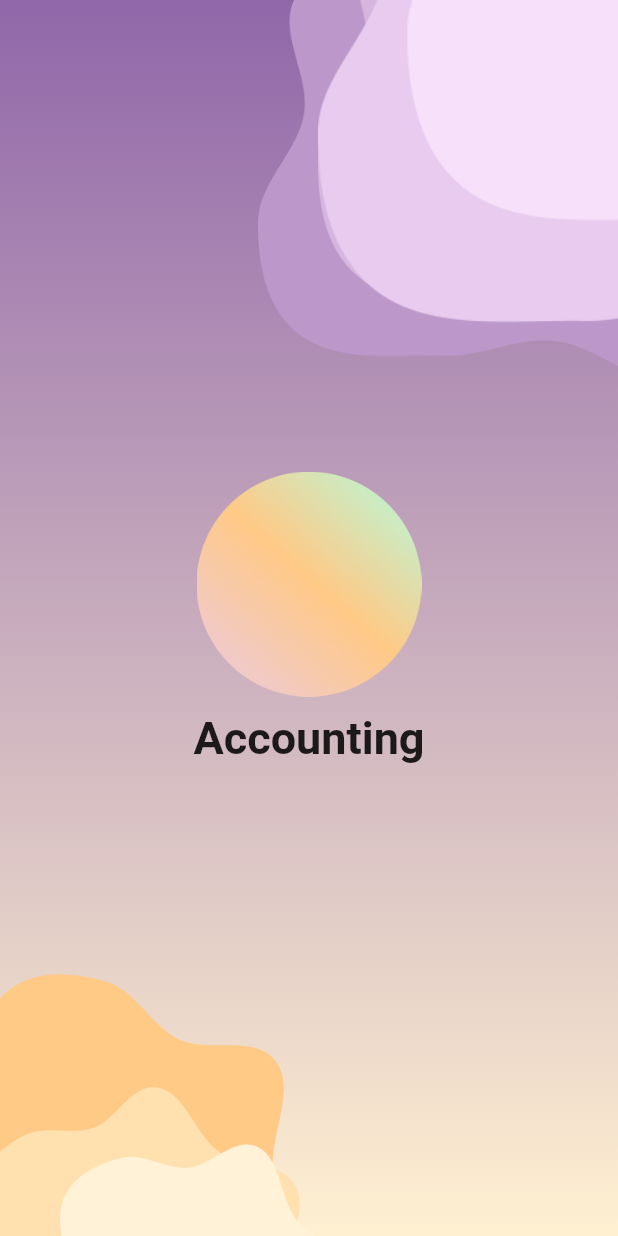
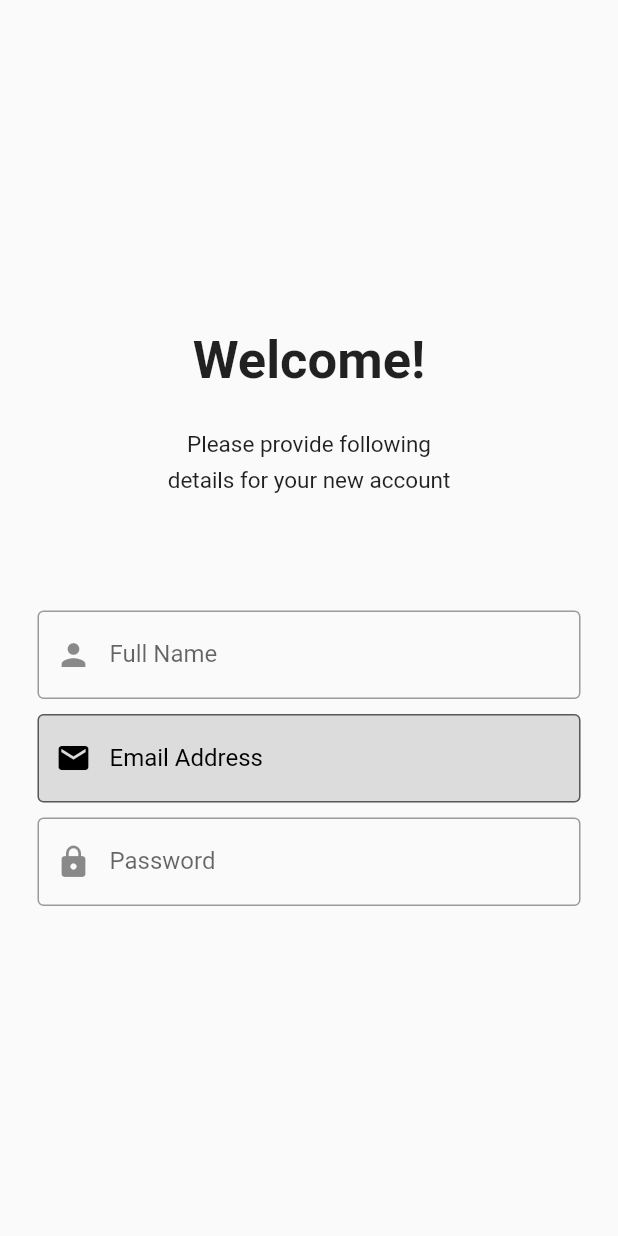
Before and after one commit to datarivers-mobile-team/accounting-app-mobile, a Flutter app: the screen it shows after launch, on a phone screen of 412 x 824 dp. Run offline on Flutter 3.47's test engine with Material 2 defaults, Android fonts, the phone set to English and light mode, and no system bars.

Commit message:
[ADD] register page added - incomplete.

```diff
--- /dev/null
+++ b/lib/lib/presentation/pages/auth/register.dart
@@ -0,0 +1,63 @@
+import 'package:flutter/material.dart';
+
+class Register extends StatelessWidget {
+  const Register({Key? key}) : super(key: key);
+
+  @override
+  Widget build(BuildContext context) {
+    return Scaffold(
+      body: Center(
+        child: Padding(
+          padding: const EdgeInsets.symmetric(horizontal: 25),
+          child: Column(
+            mainAxisAlignment: MainAxisAlignment.center,
+            children: const <Widget>[
+              Text(
+                'Welcome!',
+                style: TextStyle(fontSize: 35, fontWeight: FontWeight.w700),
+              ),
+              SizedBox(height: 21),
+              Text(
+                'Please provide following\ndetails for your new account',
+                style: TextStyle(
+                  height: 1.6,
+                  fontSize: 15,
+                  fontWeight: FontWeight.w400,
+                ),
+                textAlign: TextAlign.center,
+              ),
+              SizedBox(height: 77),
+              TextField(
+                decoration: InputDecoration(
+                    border: OutlineInputBorder(),
+                    labelText: 'Full Name',
+                    prefixIcon: Icon(Icons.person)),
+              ),
+              SizedBox(height: 10),
+              TextField(
+                decoration: InputDecoration(
+                  border: OutlineInputBorder(),
+                  labelText: 'Email Address',
+                  labelStyle: TextStyle(color: Colors.black),
+                  filled: true,
+                  fillColor: Colors.black12,
+                  prefixIcon: Icon(Icons.email, color: Colors.black),
+                ),
+              ),
+              SizedBox(height: 10),
+              TextField(
+                  style: TextStyle(
+                    color: Colors.black,
+                  ),
+                  obscureText: true,
+                  decoration: InputDecoration(
+                      border: OutlineInputBorder(),
+                      labelText: 'Password',
+                      prefixIcon: Icon(Icons.lock))),
+            ],
+          ),
+        ),
+      ),
+    );
+  }
+}
--- a/lib/main.dart
+++ b/lib/main.dart
@@ -1,6 +1,7 @@
+import 'package:accounting_app_mobile/lib/presentation/pages/auth/register.dart';
 import 'package:flutter/material.dart';
 
-import 'lib/presentation/pages/home/splash_screen.dart';
+// import 'lib/presentation/pages/home/splash_screen.dart';
 
 void main() {
   runApp(const MaterialApp(
@@ -15,6 +16,6 @@ class App extends StatelessWidget {
 
   @override
   Widget build(BuildContext context) {
-    return SplashScreen();
+    return const Register();
   }
 }
```
